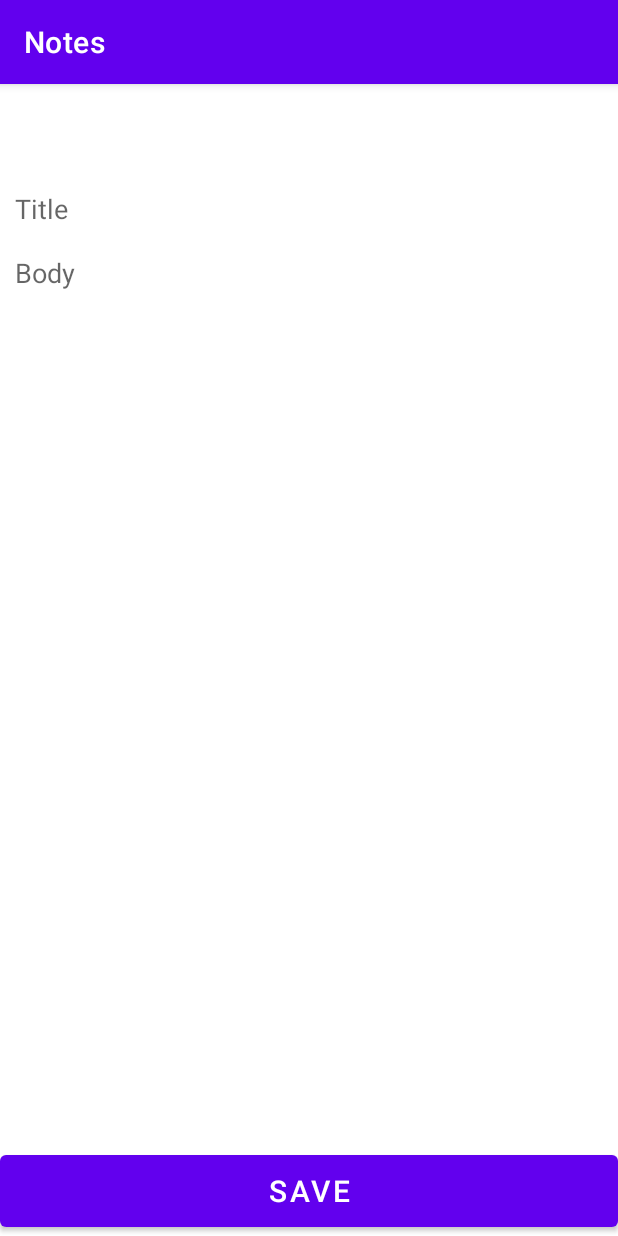
After one commit to dasgauranga2/Android-Projects, an Android app: the CreateActivity screen opened directly, with no data from a screen before it, on a phone screen of 412 x 824 dp. The commit adds this screen. Run offline under Robolectric (Android 15) with nearby library versions, the phone set to English and light mode, and no system bars.

Commit message:
Notes App

```diff
--- a/NotesApp/app/src/main/AndroidManifest.xml
+++ b/NotesApp/app/src/main/AndroidManifest.xml
@@ -9,6 +9,7 @@
         android:roundIcon="@mipmap/ic_launcher_round"
         android:supportsRtl="true"
         android:theme="@style/Theme.Notes">
+        <activity android:name=".CreateActivity"></activity>
         <activity android:name=".MainActivity">
             <intent-filter>
                 <action android:name="android.intent.action.MAIN" />
--- /dev/null
+++ b/NotesApp/app/src/main/java/com/example/notes/CreateActivity.java
@@ -0,0 +1,40 @@
+package com.example.notes;
+
+import androidx.appcompat.app.AppCompatActivity;
+
+import android.content.Intent;
+import android.database.sqlite.SQLiteDatabase;
+import android.os.Bundle;
+import android.view.View;
+import android.widget.EditText;
+
+public class CreateActivity extends AppCompatActivity {
+
+    EditText title_input,body_input;
+    SQLiteDatabase database;
+
+    // function to save the note
+    public void save_note(View view) {
+
+        String title = title_input.getText().toString();
+        String body = body_input.getText().toString();
+
+        database.execSQL("CREATE TABLE IF NOT EXISTS notes (title VARCHAR, body VARCHAR)");
+
+        database.execSQL("INSERT INTO notes (title, body) VALUES ('"+title+"','"+body+"')");
+
+        Intent intent = new Intent(CreateActivity.this, MainActivity.class);
+        startActivity(intent);
+    }
+
+    @Override
+    protected void onCreate(Bundle savedInstanceState) {
+        super.onCreate(savedInstanceState);
+        setContentView(R.layout.activity_create);
+
+        title_input = findViewById(R.id.titleInput);
+        body_input = findViewById(R.id.bodyInput);
+
+        database = this.openOrCreateDatabase("NOTES", MODE_PRIVATE, null);
+    }
+}
--- /dev/null
+++ b/NotesApp/app/src/main/res/layout/activity_create.xml
@@ -0,0 +1,48 @@
+<?xml version="1.0" encoding="utf-8"?>
+<androidx.constraintlayout.widget.ConstraintLayout xmlns:android="http://schemas.android.com/apk/res/android"
+    xmlns:app="http://schemas.android.com/apk/res-auto"
+    xmlns:tools="http://schemas.android.com/tools"
+    android:layout_width="match_parent"
+    android:layout_height="match_parent"
+    tools:context=".CreateActivity">
+
+    <EditText
+        android:id="@+id/bodyInput"
+        android:layout_width="0dp"
+        android:layout_height="600dp"
+        android:background="@null"
+        android:ems="10"
+        android:gravity="start"
+        android:hint="Body"
+        android:inputType="textPersonName"
+        android:paddingLeft="10sp"
+        android:paddingTop="5sp"
+        app:layout_constraintBottom_toTopOf="@+id/button"
+        app:layout_constraintEnd_toEndOf="parent"
+        app:layout_constraintStart_toStartOf="parent" />
+
+    <EditText
+        android:id="@+id/titleInput"
+        android:layout_width="0dp"
+        android:layout_height="50dp"
+        android:background="@null"
+        android:ems="10"
+        android:hint="Title"
+        android:inputType="textPersonName"
+        android:paddingLeft="10sp"
+        app:layout_constraintBottom_toTopOf="@+id/bodyInput"
+        app:layout_constraintEnd_toEndOf="parent"
+        app:layout_constraintHorizontal_bias="1.0"
+        app:layout_constraintStart_toStartOf="parent" />
+
+    <Button
+        android:id="@+id/button"
+        android:layout_width="0dp"
+        android:layout_height="60dp"
+        android:onClick="save_note"
+        android:text="SAVE"
+        android:textSize="20sp"
+        app:layout_constraintBottom_toBottomOf="parent"
+        app:layout_constraintEnd_toEndOf="parent"
+        app:layout_constraintStart_toStartOf="parent" />
+</androidx.constraintlayout.widget.ConstraintLayout>
--- /dev/null
+++ b/NotesApp/app/src/main/res/menu/main_menu.xml
@@ -0,0 +1,4 @@
+<?xml version="1.0" encoding="utf-8"?>
+<menu xmlns:android="http://schemas.android.com/apk/res/android">
+    <item android:title="New Note" android:id="@+id/new_note"></item>
+</menu>
```
Also changed, not shown: NotesApp/app/src/main/java/com/example/notes/MainActivity.java (+100 -0 lines), NotesApp/app/src/main/res/layout/activity_main.xml (+6 -8 lines), NotesApp/gradle/wrapper/gradle-wrapper.properties.
